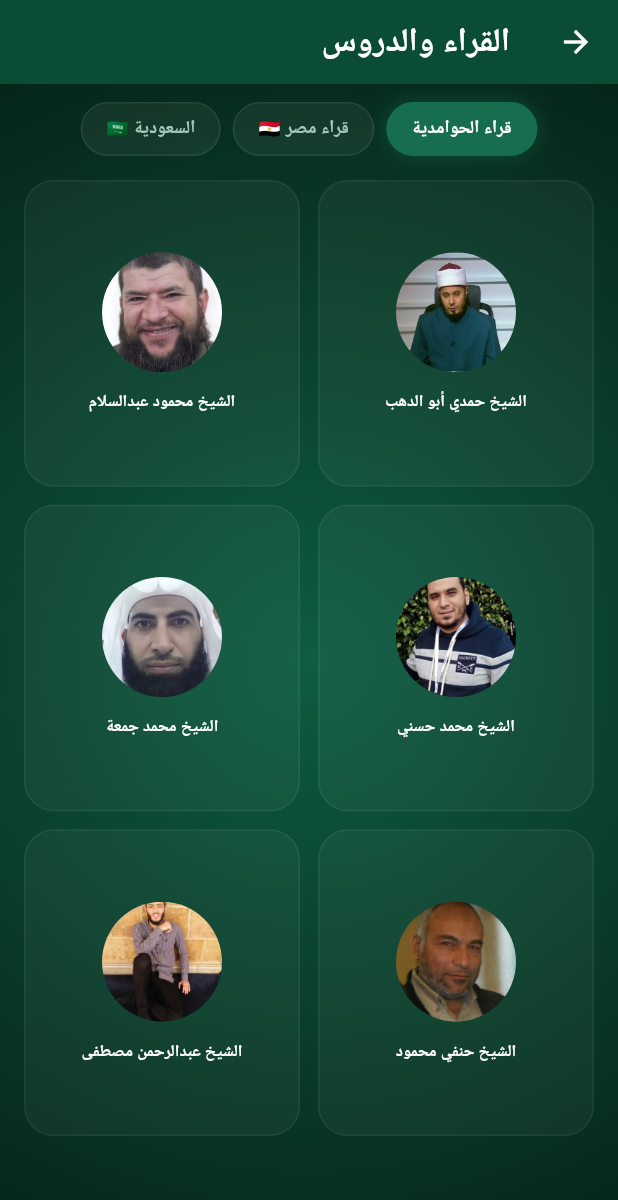
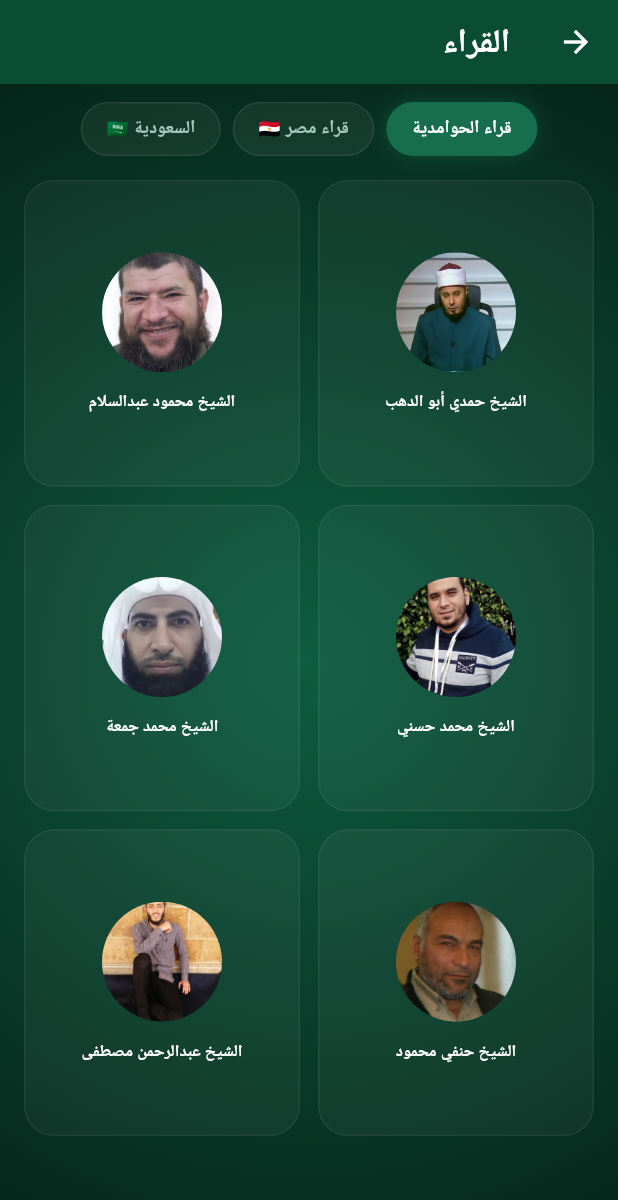
Before and after one commit to mahmoudkamel01100/Mehrab, a Flutter app: the screen it shows after launch, after a tap on "قراء الحوامدية", on a phone screen of 412 x 824 dp. Shown: the top 1200 px of the screen. Run offline on Flutter 3.47's test engine with Material 3 defaults, Android fonts, the phone set to English and light mode, and no system bars; our stand-ins replace adhan, flutter_local_notifications, font_awesome_flutter, google_fonts, hijri, just_audio and 3 more; network calls fail; Roboto replaces fonts that are missing (Cairo).

Commit message:
Add files via upload

```diff
--- a/lib/main.dart
+++ b/lib/main.dart
@@ -20,7 +20,7 @@ import 'services/notification_service.dart';
 void main() async {
   WidgetsFlutterBinding.ensureInitialized();
   await NotificationService.init();
-  await NotificationService.schedulePrayerNotifications();
+  NotificationService.schedulePrayerNotifications();
   AirtableService.fetchAirtableRecords();
   runApp(
     MultiProvider(
--- a/lib/screens/audio_player_screen.dart
+++ b/lib/screens/audio_player_screen.dart
@@ -105,11 +105,6 @@ class AudioPlayerScreen extends StatelessWidget {
                             provider.currentTrackName!,
                             style: const TextStyle(fontSize: 20, fontWeight: FontWeight.bold),
                             textAlign: TextAlign.center,
-                          ),
-                          const SizedBox(height: 4),
-                          const Text(
-                            'القرآن الكريم كامل ومحاضرات دينية',
-                            style: TextStyle(fontSize: 11, color: Color(0xFFA3C8BC), fontWeight: FontWeight.bold),
                           ),
                         ],
                       ),
--- a/lib/screens/azkar_screen.dart
+++ b/lib/screens/azkar_screen.dart
@@ -65,10 +65,12 @@ class _AzkarScreenState extends State<AzkarScreen> {
         children: [
           // Background Gradient
           Container(
-            decoration: const BoxDecoration(
+            decoration: BoxDecoration(
               gradient: RadialGradient(
                 center: Alignment.center,
-                colors: [Color(0xFF0E5C41), Color(0xFF051E15)],
+                colors: Theme.of(context).brightness == Brightness.dark
+                    ? const [Color(0xFF0E5C41), Color(0xFF051E15)]
+                    : const [Color(0xFFEBF2EE), Color(0xFFD6E2DB)],
                 radius: 1.2,
               ),
             ),
@@ -171,9 +173,20 @@ class _AzkarScreenState extends State<AzkarScreen> {
                           margin: const EdgeInsets.only(bottom: 12),
                           padding: const EdgeInsets.all(16),
                           decoration: BoxDecoration(
-                            color: Colors.white.withOpacity(0.04),
-                            border: Border.all(color: Colors.white.withOpacity(0.06)),
+                            color: Theme.of(context).brightness == Brightness.dark ? Colors.white.withOpacity(0.04) : Colors.white,
+                            border: Border.all(
+                              color: Theme.of(context).brightness == Brightness.dark ? Colors.white.withOpacity(0.06) : Colors.black.withOpacity(0.04),
+                            ),
                             borderRadius: BorderRadius.circular(18),
+                            boxShadow: Theme.of(context).brightness == Brightness.dark
+                                ? null
+                                : [
+                                    BoxShadow(
+                                      color: Colors.black.withOpacity(0.03),
+                                      blurRadius: 6,
+                                      offset: const Offset(0, 3),
+                                    )
+                                  ],
                           ),
                           child: Row(
                             children: [
--- a/lib/screens/home_screen.dart
+++ b/lib/screens/home_screen.dart
@@ -44,23 +44,46 @@ class _HomeScreenState extends State<HomeScreen> {
     return Scaffold(
       appBar: AppBar(
         title: Row(
+          mainAxisSize: MainAxisSize.min,
           children: [
             ClipRRect(
-              borderRadius: BorderRadius.circular(16),
+              borderRadius: BorderRadius.circular(12),
               child: Image.asset(
                 'images/MehrabLogo.png',
-                width: 32,
-                height: 32,
+                width: 28,
+                height: 28,
                 fit: BoxFit.cover,
               ),
             ),
-            const SizedBox(width: 8),
-            const Text('مِحرَاب الحَوامدية', style: TextStyle(fontWeight: FontWeight.bold)),
+            const SizedBox(width: 6),
+            const Text(
+              'مِحرَاب الحَوامدية',
+              style: TextStyle(fontWeight: FontWeight.bold, fontSize: 15),
+            ),
           ],
         ),
         actions: [
+          Center(
+            child: Padding(
+              padding: const EdgeInsets.only(left: 4.0),
+              child: Column(
+                mainAxisAlignment: MainAxisAlignment.center,
+                crossAxisAlignment: CrossAxisAlignment.end,
+                children: [
+                  Text(
+                    _hijriDate,
+                    style: const TextStyle(fontSize: 10, fontWeight: FontWeight.bold),
+                  ),
+                  Text(
+                    _gregorianDate,
+                    style: const TextStyle(fontSize: 8, color: Color(0xFFA3C8BC)),
+                  ),
+                ],
+              ),
+            ),
+          ),
           IconButton(
-            icon: const Icon(Icons.settings, color: Colors.white),
+            icon: const Icon(Icons.settings, color: Colors.white, size: 22),
             onPressed: () {
               Navigator.push(
                 context,
@@ -68,17 +91,6 @@ class _HomeScreenState extends State<HomeScreen> {
               );
             },
           ),
-          Padding(
-            padding: const EdgeInsets.symmetric(horizontal: 16.0),
-            child: Column(
-              mainAxisAlignment: MainAxisAlignment.center,
-              crossAxisAlignment: CrossAxisAlignment.end,
-              children: [
-                Text(_hijriDate, style: const TextStyle(fontSize: 12, fontWeight: FontWeight.bold)),
-                Text(_gregorianDate, style: const TextStyle(fontSize: 10, color: Color(0xFFA3C8BC))),
-              ],
-            ),
-          )
         ],
         backgroundColor: const Color(0xFF0B4C35),
         elevation: 0,
@@ -87,10 +99,12 @@ class _HomeScreenState extends State<HomeScreen> {
         children: [
           // Background Gradient
           Container(
-            decoration: const BoxDecoration(
+            decoration: BoxDecoration(
               gradient: RadialGradient(
                 center: Alignment.center,
-                colors: [Color(0xFF0E5C41), Color(0xFF051E15)],
+                colors: Theme.of(context).brightness == Brightness.dark
+                    ? const [Color(0xFF0E5C41), Color(0xFF051E15)]
+                    : const [Color(0xFFEBF2EE), Color(0xFFD6E2DB)],
                 radius: 1.2,
               ),
             ),
@@ -133,16 +147,17 @@ class _HomeScreenState extends State<HomeScreen> {
     // Highlight next upcoming prayer
     final nextPrayer = _prayerTimes.nextPrayer();
     final isNone = nextPrayer == Prayer.none;
+    final bool isDark = Theme.of(context).brightness == Brightness.dark;
 
     return Container(
       padding: const EdgeInsets.all(16.0),
       decoration: BoxDecoration(
-        color: const Color(0xFF103A2B).withOpacity(0.8),
+        color: isDark ? const Color(0xFF103A2B).withOpacity(0.8) : Colors.white.withOpacity(0.9),
         borderRadius: BorderRadius.circular(20),
         border: Border.all(color: const Color(0xFFD4AF37).withOpacity(0.2)),
         boxShadow: [
           BoxShadow(
-            color: Colors.black.withOpacity(0.2),
+            color: Colors.black.withOpacity(isDark ? 0.2 : 0.05),
             blurRadius: 15,
             offset: const Offset(0, 5),
           )
@@ -152,12 +167,16 @@ class _HomeScreenState extends State<HomeScreen> {
         children: [
           Row(
             mainAxisAlignment: MainAxisAlignment.spaceBetween,
-            children: const [
+            children: [
               Text(
                 'مواقيت الصلاة (الحوامدية)',
-                style: TextStyle(fontWeight: FontWeight.bold, fontSize: 14),
+                style: TextStyle(
+                  fontWeight: FontWeight.bold,
+                  fontSize: 14,
+                  color: isDark ? Colors.white : const Color(0xFF0B4C35),
+                ),
               ),
-              ContainerBadge(text: 'أوفلاين', color: Colors.green),
+              const ContainerBadge(text: 'أوفلاين', color: Colors.green),
             ],
           ),
           const SizedBox(height: 16),
@@ -184,19 +203,20 @@ class _HomeScreenState extends State<HomeScreen> {
 
   Widget _buildPrayerCard(String name, DateTime time, bool isActive) {
     final timeStr = intl.DateFormat('h:mm a', 'ar_EG').format(time);
+    final bool isDark = Theme.of(context).brightness == Brightness.dark;
     return Container(
       decoration: BoxDecoration(
         gradient: isActive
             ? LinearGradient(
-                colors: [const Color(0xFFD4AF37).withOpacity(0.2), const Color(0xFF0B4C35).withOpacity(0.3)],
+                colors: [const Color(0xFFD4AF37).withOpacity(0.2), const Color(0xFF0B4C35).withOpacity(isDark ? 0.3 : 0.1)],
                 begin: Alignment.topLeft,
                 end: Alignment.bottomRight,
               )
             : null,
-        color: isActive ? null : Colors.white.withOpacity(0.04),
+        color: isActive ? null : (isDark ? Colors.white.withOpacity(0.04) : Colors.black.withOpacity(0.03)),
         borderRadius: BorderRadius.circular(14),
         border: Border.all(
-          color: isActive ? const Color(0xFFD4AF37) : Colors.white.withOpacity(0.06),
+          color: isActive ? const Color(0xFFD4AF37) : (isDark ? Colors.white.withOpacity(0.06) : Colors.black.withOpacity(0.05)),
           width: isActive ? 1.5 : 1.0,
         ),
       ),
@@ -208,7 +228,9 @@ class _HomeScreenState extends State<HomeScreen> {
             style: TextStyle(
               fontSize: 12,
               fontWeight: isActive ? FontWeight.bold : FontWeight.w600,
-              color: isActive ? const Color(0xFFD4AF37) : const Color(0xFFA3C8BC),
+              color: isActive
+                  ? const Color(0xFFD4AF37)
+                  : (isDark ? const Color(0xFFA3C8BC) : const Color(0xFF5A7A6E)),
             ),
           ),
           const SizedBox(height: 4),
@@ -217,7 +239,7 @@ class _HomeScreenState extends State<HomeScreen> {
             style: TextStyle(
               fontSize: 13,
               fontWeight: FontWeight.w800,
-              color: isActive ? Colors.white : Colors.white.withOpacity(0.9),
+              color: isActive ? (isDark ? Colors.white : const Color(0xFFD4AF37)) : (isDark ? Colors.white : const Color(0xFF0B4C35)),
             ),
           ),
         ],
@@ -288,13 +310,25 @@ class _HomeScreenState extends State<HomeScreen> {
   }
 
   Widget _buildNavGridItem(String title, IconData icon, Color color, VoidCallback onTap) {
+    final bool isDark = Theme.of(context).brightness == Brightness.dark;
     return GestureDetector(
       onTap: onTap,
       child: Container(
         decoration: BoxDecoration(
-          color: Colors.white.withOpacity(0.05),
-          border: Border.all(color: Colors.white.withOpacity(0.08)),
+          color: isDark ? Colors.white.withOpacity(0.05) : Colors.white,
+          border: Border.all(
+            color: isDark ? Colors.white.withOpacity(0.08) : Colors.black.withOpacity(0.04),
+          ),
           borderRadius: BorderRadius.circular(20),
+          boxShadow: isDark
+              ? null
+              : [
+                  BoxShadow(
+                    color: Colors.black.withOpacity(0.04),
+                    blurRadius: 8,
+                    offset: const Offset(0, 4),
+                  )
+                ],
         ),
         child: Column(
           mainAxisAlignment: MainAxisAlignment.center,
@@ -311,7 +345,11 @@ class _HomeScreenState extends State<HomeScreen> {
             const SizedBox(height: 8),
             Text(
               title,
-              style: const TextStyle(fontWeight: FontWeight.bold, fontSize: 12),
+              style: TextStyle(
+                fontWeight: FontWeight.bold,
+                fontSize: 12,
+                color: isDark ? Colors.white : const Color(0xFF0B4C35),
+              ),
             ),
           ],
         ),
--- a/lib/screens/reciters_screen.dart
+++ b/lib/screens/reciters_screen.dart
@@ -93,7 +93,7 @@ class _RecitersScreenState extends State<RecitersScreen> {
 
     return Scaffold(
       appBar: AppBar(
-        title: const Text('القراء والدروس', style: TextStyle(fontWeight: FontWeight.bold)),
+        title: const Text('القراء', style: TextStyle(fontWeight: FontWeight.bold)),
         backgroundColor: const Color(0xFF0B4C35),
         elevation: 0,
       ),
@@ -101,10 +101,12 @@ class _RecitersScreenState extends State<RecitersScreen> {
         children: [
           // Background
           Container(
-            decoration: const BoxDecoration(
+            decoration: BoxDecoration(
               gradient: RadialGradient(
                 center: Alignment.center,
-                colors: [Color(0xFF0E5C41), Color(0xFF051E15)],
+                colors: Theme.of(context).brightness == Brightness.dark
+                    ? const [Color(0xFF0E5C41), Color(0xFF051E15)]
+                    : const [Color(0xFFEBF2EE), Color(0xFFD6E2DB)],
                 radius: 1.2,
               ),
             ),
@@ -148,8 +150,10 @@ class _RecitersScreenState extends State<RecitersScreen> {
                       onTap: () => _showSurahSelector(reciter),
                       child: Container(
                         decoration: BoxDecoration(
-                          color: Colors.white.withOpacity(0.04),
-                          border: Border.all(color: Colors.white.withOpacity(0.06)),
+                          color: Theme.of(context).brightness == Brightness.dark ? Colors.white.withOpacity(0.04) : Colors.white,
+                          border: Border.all(
+                            color: Theme.of(context).brightness == Brightness.dark ? Colors.white.withOpacity(0.06) : Colors.black.withOpacity(0.04),
+                          ),
                           borderRadius: BorderRadius.circular(20),
                         ),
                         child: Column(
@@ -167,7 +171,11 @@ class _RecitersScreenState extends State<RecitersScreen> {
                               padding: const EdgeInsets.symmetric(horizontal: 8.0),
                               child: Text(
                                 reciter['name']!,
-                                style: const TextStyle(fontWeight: FontWeight.bold, fontSize: 11),
+                                style: TextStyle(
+                                  fontWeight: FontWeight.bold,
+                                  fontSize: 11,
+                                  color: Theme.of(context).brightness == Brightness.dark ? Colors.white : const Color(0xFF0B4C35),
+                                ),
                                 textAlign: TextAlign.center,
                               ),
                             )
--- a/lib/screens/saad_hamouda_screen.dart
+++ b/lib/screens/saad_hamouda_screen.dart
@@ -75,10 +75,12 @@ class _SaadHamoudaScreenState extends State<SaadHamoudaScreen> {
         children: [
           // Background Gradient
           Container(
-            decoration: const BoxDecoration(
+            decoration: BoxDecoration(
               gradient: RadialGradient(
                 center: Alignment.center,
-                colors: [Color(0xFF0E5C41), Color(0xFF051E15)],
+                colors: Theme.of(context).brightness == Brightness.dark
+                    ? const [Color(0xFF0E5C41), Color(0xFF051E15)]
+                    : const [Color(0xFFEBF2EE), Color(0xFFD6E2DB)],
                 radius: 1.2,
               ),
             ),
@@ -132,15 +134,27 @@ class _SaadHamoudaScreenState extends State<SaadHamoudaScreen> {
 
   Widget _buildCategoryCard(
       String title, String subtitle, IconData icon, VoidCallback onTap) {
+    final bool isDark = Theme.of(context).brightness == Brightness.dark;
     return GestureDetector(
       onTap: onTap,
       child: Container(
         margin: const EdgeInsets.only(bottom: 16),
         padding: const EdgeInsets.all(20),
         decoration: BoxDecoration(
-          color: Colors.white.withOpacity(0.04),
-          border: Border.all(color: Colors.white.withOpacity(0.08)),
+          color: isDark ? Colors.white.withOpacity(0.04) : Colors.white,
+          border: Border.all(
+            color: isDark ? Colors.white.withOpacity(0.08) : Colors.black.withOpacity(0.04),
+          ),
           borderRadius: BorderRadius.circular(20),
+          boxShadow: isDark
+              ? null
+              : [
+                  BoxShadow(
+                    color: Colors.black.withOpacity(0.04),
+                    blurRadius: 8,
+                    offset: const Offset(0, 4),
+                  )
+                ],
         ),
         child: Row(
           children: [
@@ -159,7 +173,7 @@ class _SaadHamoudaScreenState extends State<SaadHamoudaScreen> {
                     style: GoogleFonts.cairo(
                       fontWeight: FontWeight.bold,
                       fontSize: 15,
-                      color: Colors.white,
+                      color: isDark ? Colors.white : const Color(0xFF0B4C35),
                     ),
                   ),
                   const SizedBox(height: 4),
@@ -167,13 +181,13 @@ class _SaadHamoudaScreenState extends State<SaadHamoudaScreen> {
                     subtitle,
                     style: GoogleFonts.cairo(
                       fontSize: 11,
-                      color: const Color(0xFFA3C8BC),
+                      color: isDark ? const Color(0xFFA3C8BC) : const Color(0xFF5A7A6E),
                     ),
                   ),
                 ],
               ),
             ),
-            const Icon(Icons.arrow_forward_ios, color: Colors.white30, size: 18),
+            Icon(Icons.arrow_forward_ios, color: isDark ? Colors.white30 : const Color(0xFF0B4C35).withOpacity(0.4), size: 18),
           ],
         ),
       ),
@@ -240,13 +254,14 @@ class _SaadHamoudaScreenState extends State<SaadHamoudaScreen> {
                     final item = filteredItems[index];
                     final String title = item['title'] ?? '';
                     final bool isVideo = _activeCategory != 'saad_5otab';
+                    final bool isDark = Theme.of(context).brightness == Brightness.dark;
 
                     return Card(
-                      color: Colors.white.withOpacity(0.03),
+                      color: isDark ? Colors.white.withOpacity(0.03) : Colors.white,
                       margin: const EdgeInsets.only(bottom: 8),
                       shape: RoundedRectangleBorder(
                         borderRadius: BorderRadius.circular(14),
-                        side: BorderSide(color: Colors.white.withOpacity(0.05)),
+                        side: BorderSide(color: isDark ? Colors.white.withOpacity(0.05) : Colors.black.withOpacity(0.04)),
                       ),
                       child: ListTile(
                         contentPadding: const EdgeInsets.symmetric(horizontal: 16, vertical: 4),
@@ -264,7 +279,7 @@ class _SaadHamoudaScreenState extends State<SaadHamoudaScreen> {
                           style: GoogleFonts.cairo(
                             fontSize: 13,
                             fontWeight: FontWeight.w600,
-                            color: Colors.white,
+                            color: isDark ? Colors.white : const Color(0xFF0B4C35),
                           ),
                         ),
                         trailing: Icon(
--- a/lib/screens/tasbih_screen.dart
+++ b/lib/screens/tasbih_screen.dart
@@ -57,6 +57,8 @@ class _TasbihScreenState extends State<TasbihScreen> {
 
   @override
   Widget build(BuildContext context) {
+    final bool isDark = Theme.of(context).brightness == Brightness.dark;
+
     return Scaffold(
       appBar: AppBar(
         title: const Text('السبحة الإلكترونية', style: TextStyle(fontWeight: FontWeight.bold)),
@@ -67,10 +69,12 @@ class _TasbihScreenState extends State<TasbihScreen> {
         children: [
           // Background Gradient
           Container(
-            decoration: const BoxDecoration(
+            decoration: BoxDecoration(
               gradient: RadialGradient(
                 center: Alignment.center,
-                colors: [Color(0xFF0E5C41), Color(0xFF051E15)],
+                colors: isDark
+                    ? const [Color(0xFF0E5C41), Color(0xFF051E15)]
+                    : const [Color(0xFFEBF2EE), Color(0xFFD6E2DB)],
                 radius: 1.2,
               ),
             ),
@@ -87,9 +91,18 @@ class _TasbihScreenState extends State<TasbihScreen> {
                 Container(
                   padding: const EdgeInsets.symmetric(horizontal: 16, vertical: 12),
                   decoration: BoxDecoration(
-                    color: const Color(0xFF166E4F),
-                    border: Border.all(color: Colors.white12),
+                    color: isDark ? const Color(0xFF166E4F) : Colors.white,
+                    border: Border.all(color: isDark ? Colors.white12 : Colors.black.withOpacity(0.04)),
                     borderRadius: BorderRadius.circular(14),
+                    boxShadow: isDark
+                        ? null
+                        : [
+                            BoxShadow(
+                              color: Colors.black.withOpacity(0.03),
+                              blurRadius: 6,
+                              offset: const Offset(0, 3),
+                            )
+                          ],
                   ),
                   child: Row(
                     mainAxisAlignment: MainAxisAlignment.spaceBetween,
@@ -97,12 +110,16 @@ class _TasbihScreenState extends State<TasbihScreen> {
                       Expanded(
                         child: Text(
                           _currentPhrase,
-                          style: const TextStyle(fontWeight: FontWeight.bold, fontSize: 13),
+                          style: TextStyle(
+                            fontWeight: FontWeight.bold,
+                            fontSize: 13,
+                            color: isDark ? Colors.white : const Color(0xFF0B4C35),
+                          ),
                           overflow: TextOverflow.ellipsis,
                         ),
                       ),
                       PopupMenuButton<Map<String, String>>(
-                        icon: const Icon(Icons.keyboard_arrow_down, color: Colors.white),
+                        icon: Icon(Icons.keyboard_arrow_down, color: isDark ? Colors.white : const Color(0xFF0B4C35)),
                         onSelected: (Map<String, String> phrase) {
                           setState(() {
                             _currentPhrase = phrase['text']!;
@@ -185,9 +202,18 @@ class _TasbihScreenState extends State<TasbihScreen> {
                     child: Container(
                       padding: const EdgeInsets.symmetric(horizontal: 24, vertical: 10),
                       decoration: BoxDecoration(
-                        color: Colors.white.withOpacity(0.05),
-                        border: Border.all(color: Colors.white.withOpacity(0.08)),
+                        color: isDark ? Colors.white.withOpacity(0.05) : Colors.white,
+                        border: Border.all(color: isDark ? Colors.white.withOpacity(0.08) : Colors.black.withOpacity(0.04)),
                         borderRadius: BorderRadius.circular(16),
+                        boxShadow: isDark
+                            ? null
+                            : [
+                                BoxShadow(
+                                  color: Colors.black.withOpacity(0.03),
+                                  blurRadius: 6,
+                                  offset: const Offset(0, 3),
+                                )
+                              ],
                       ),
                       child: Row(
                         mainAxisSize: MainAxisSize.min,
--- a/lib/services/hijri_helper.dart
+++ b/lib/services/hijri_helper.dart
@@ -1,45 +1,14 @@
+import 'package:hijri/hijri_calendar.dart';
+
 class HijriHelper {
-  /// Converts Gregorian date to Hijri mathematically (Offline and accurate)
+  /// Converts Gregorian date to Hijri accurately using the hijri package
   static String getTodayHijri() {
-    DateTime now = DateTime.now();
-    int gYear = now.year;
-    int gMonth = now.month;
-    int gDay = now.day;
-
-    if (gMonth < 3) {
-      gYear -= 1;
-      gMonth += 12;
+    try {
+      HijriCalendar.setLocal('ar');
+      var today = HijriCalendar.now();
+      return "${today.hDay} ${today.getLongMonthName()} ${today.hYear} هـ";
+    } catch (e) {
+      return "---";
     }
-
-    int a = (gYear / 100).floor();
-    int b = (a / 4).floor();
-    double c = (2 - a + b).toDouble();
-    double e = (365.25 * (gYear + 4716)).floorToDouble();
-    double f = (30.6001 * (gMonth + 1)).floorToDouble();
-    double jd = c + gDay + e + f - 1524.5;
-
-    // Convert JD to Hijri
-    double l = jd - 1948440 + 10632;
-    int n = ((l - 1) / 10631).floor();
-    l = l - 10631 * n + 354;
-
-    int j = (((10985 - l) / 5316).floor() * ((50 - l) / 5316).floor()) +
-            (((l - 1) / 5669).floor() * (l / 5669).floor());
-
-    l = l - (((30 - j) / 15).floor() * ((17 - j) / 25).floor() * 30) -
-        ((j / 30).floor() * 30) + 105;
-
-    int hYear = 30 * n + j - 30;
-    int hMonth = ((l * 24) / 709).floor();
-    int hDay = (l - ((hMonth * 709) / 24).floor()).toInt();
-
-    // Hijri Months list
-    const List<String> months = [
-      "محرم", "صفر", "ربيع الأول", "ربيع الآخر", "جمادى الأولى", "جمادى الآخرة",
-      "رجب", "شعبان", "رمضان", "شوال", "ذو القعدة", "ذو الحجة"
-    ];
-
-    if (hMonth < 1 || hMonth > 12) return "---";
-    return "$hDay ${months[hMonth - 1]} $hYear هـ";
   }
 }
--- a/pubspec.yaml
+++ b/pubspec.yaml
@@ -23,6 +23,7 @@ dependencies:
 
   # Offline Prayer Times Calculations
   adhan: ^2.0.0+1
+  hijri: ^3.0.0
   intl: ^0.20.2
 
   # Audio Streaming and Playback
@@ -49,6 +50,7 @@ flutter:
   # Assets definition for local files (images/icons if needed)
   assets:
     - images/
+    - images/quran_text.json
 
   fonts:
     - family: UthmanicHafs
```
Also changed, not shown: pubspec.lock, 2 other files.
